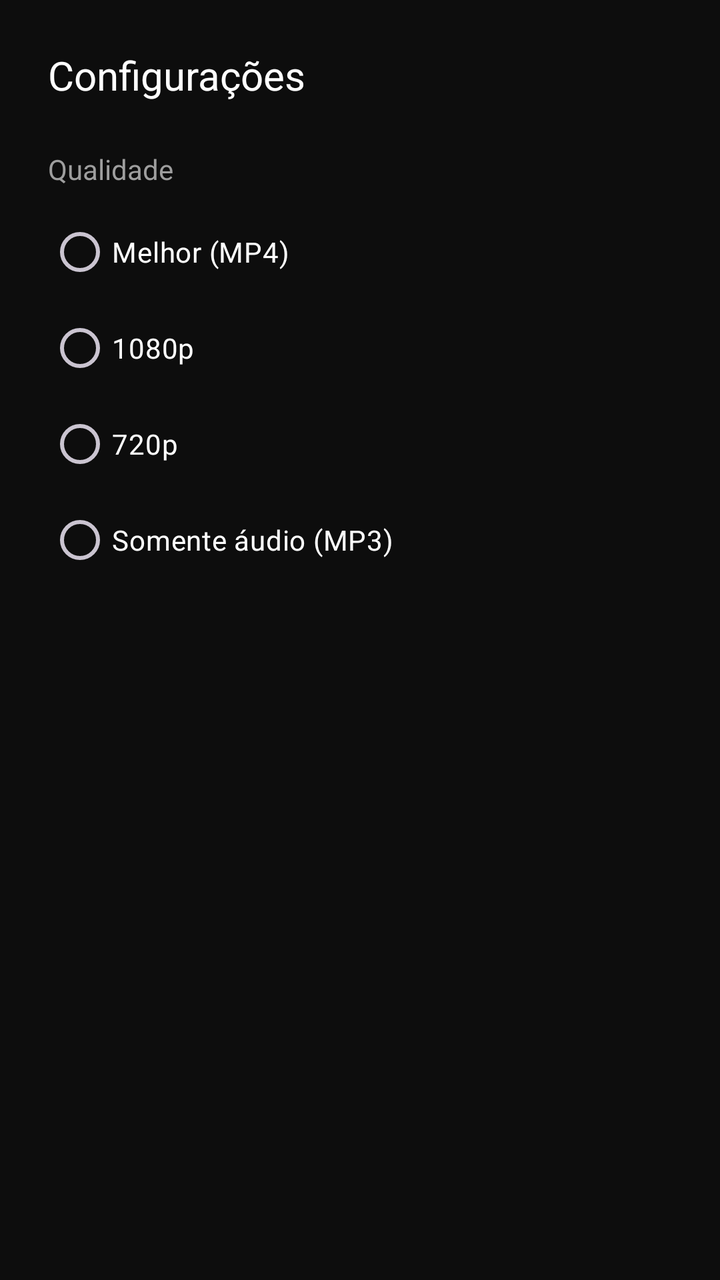
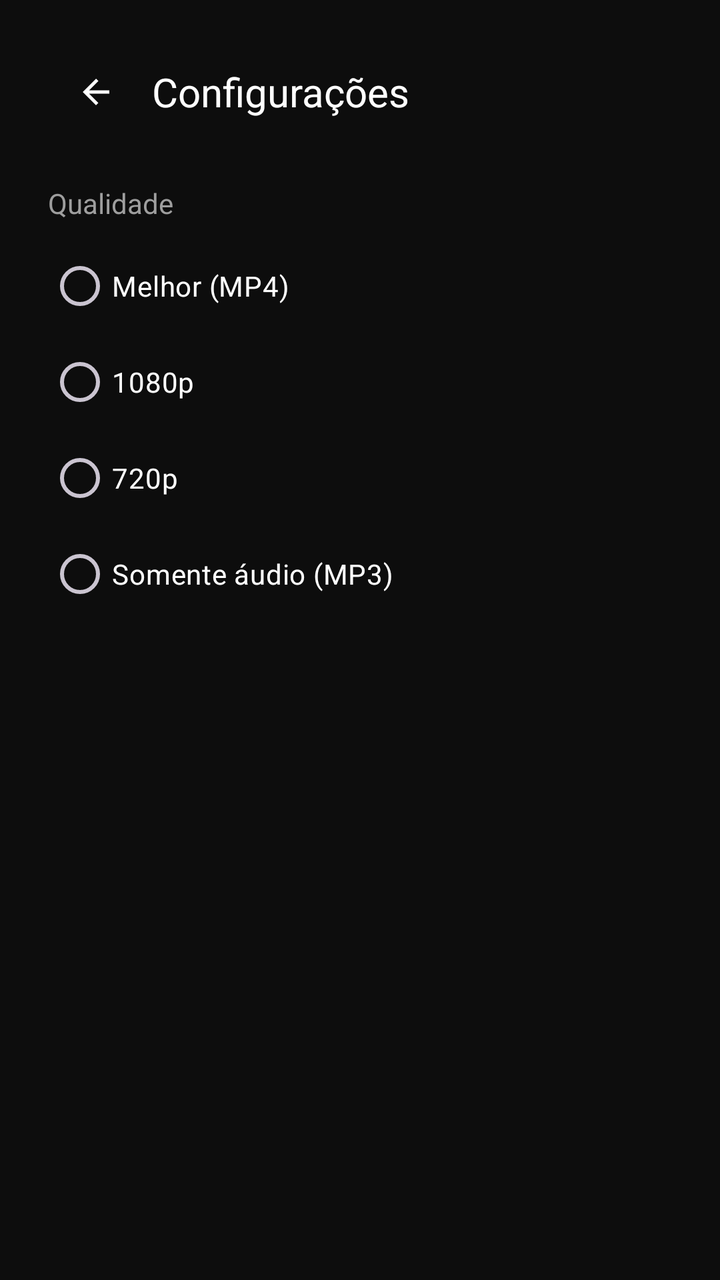

Compare the two renders of this Android layout. The source of the first and the diff that turns it into the second are given below.
<!-- AndroidManifest.xml: application theme Theme.Horizon -->
<!-- res/layout/activity_settings.xml -->
<?xml version="1.0" encoding="utf-8"?>
<LinearLayout xmlns:android="http://schemas.android.com/apk/res/android"
    android:layout_width="match_parent"
    android:layout_height="match_parent"
    android:background="@color/bg"
    android:fitsSystemWindows="true"
    android:orientation="vertical"
    android:padding="24dp">

    <TextView
        android:layout_width="wrap_content"
        android:layout_height="wrap_content"
        android:layout_marginBottom="24dp"
        android:text="@string/settings"
        android:textColor="@color/text_primary"
        android:textSize="20sp" />

    <TextView
        android:layout_width="wrap_content"
        android:layout_height="wrap_content"
        android:text="@string/quality"
        android:textColor="@color/text_secondary" />

    <RadioGroup
        android:id="@+id/qualityGroup"
        android:layout_width="match_parent"
        android:layout_height="wrap_content"
        android:layout_marginTop="8dp">

        <RadioButton
            android:id="@+id/qBest"
            android:layout_width="match_parent"
            android:layout_height="wrap_content"
            android:buttonTint="@color/accent"
            android:text="Melhor (MP4)"
            android:textColor="@color/text_primary" />

        <RadioButton
            android:id="@+id/q1080"
            android:layout_width="match_parent"
            android:layout_height="wrap_content"
            android:buttonTint="@color/accent"
            android:text="1080p"
            android:textColor="@color/text_primary" />

        <RadioButton
            android:id="@+id/q720"
            android:layout_width="match_parent"
            android:layout_height="wrap_content"
            android:buttonTint="@color/accent"
            android:text="720p"
            android:textColor="@color/text_primary" />

        <RadioButton
            android:id="@+id/qAudio"
            android:layout_width="match_parent"
            android:layout_height="wrap_content"
            android:buttonTint="@color/accent"
            android:text="Somente áudio (MP3)"
            android:textColor="@color/text_primary" />
    </RadioGroup>
</LinearLayout>
<!-- resources referenced by this layout -->
<resources>
  <color name="accent">#FF9800</color>
  <color name="bg">#0D0D0D</color>
  <color name="text_primary">#FFFFFF</color>
  <color name="text_secondary">#9E9E9E</color>
  <string name="quality">Qualidade</string>
  <string name="settings">Configurações</string>
  <style name="Theme.Horizon" parent="Theme.Material3.Dark.NoActionBar">
          <item name="android:windowBackground">@color/bg</item>
          <item name="colorPrimary">@color/accent</item>
          <item name="colorOnPrimary">#000000</item>
          <item name="colorSurface">@color/surface</item>
          <item name="android:statusBarColor">@color/bg</item>
          <item name="android:navigationBarColor">@color/bg</item>
      </style>
  <color name="surface">#1A1A1A</color>
</resources>

<!-- the commit's change to res/layout/activity_settings.xml (unified diff, before → after) -->
@@ -1,5 +1,6 @@
 <?xml version="1.0" encoding="utf-8"?>
 <LinearLayout xmlns:android="http://schemas.android.com/apk/res/android"
+    xmlns:app="http://schemas.android.com/apk/res-auto"
     android:layout_width="match_parent"
     android:layout_height="match_parent"
     android:background="@color/bg"
@@ -7,13 +8,29 @@
     android:orientation="vertical"
     android:padding="24dp">
 
-    <TextView
-        android:layout_width="wrap_content"
+    <LinearLayout
+        android:layout_width="match_parent"
         android:layout_height="wrap_content"
         android:layout_marginBottom="24dp"
-        android:text="@string/settings"
-        android:textColor="@color/text_primary"
-        android:textSize="20sp" />
+        android:gravity="center_vertical"
+        android:orientation="horizontal">
+
+        <com.google.android.material.button.MaterialButton
+            android:id="@+id/btnBack"
+            style="@style/Widget.Material3.Button.IconButton"
+            android:layout_width="44dp"
+            android:layout_height="44dp"
+            android:layout_marginEnd="8dp"
+            app:icon="@drawable/ic_back"
+            app:iconTint="@color/text_primary" />
+
+        <TextView
+            android:layout_width="wrap_content"
+            android:layout_height="wrap_content"
+            android:text="@string/settings"
+            android:textColor="@color/text_primary"
+            android:textSize="20sp" />
+    </LinearLayout>
 
     <TextView
         android:layout_width="wrap_content"
<!-- resource entries referenced after the edit -->
@@ -4,6 +4,17 @@
   <color name="bg">#0D0D0D</color>
   <color name="text_primary">#FFFFFF</color>
   <color name="text_secondary">#9E9E9E</color>
+  <!-- drawable ic_back (drawable) -->
+  <vector xmlns:android="http://schemas.android.com/apk/res/android"
+      android:width="24dp"
+      android:height="24dp"
+      android:viewportWidth="24"
+      android:viewportHeight="24"
+      android:tint="#FFFFFF">
+      <path
+          android:fillColor="#FFFFFF"
+          android:pathData="M20,11H7.83l5.59,-5.59L12,4l-8,8 8,8 1.41,-1.41L7.83,13H20v-2z" />
+  </vector>
   <string name="quality">Qualidade</string>
   <string name="settings">Configurações</string>
   <style name="Theme.Horizon" parent="Theme.Material3.Dark.NoActionBar">
